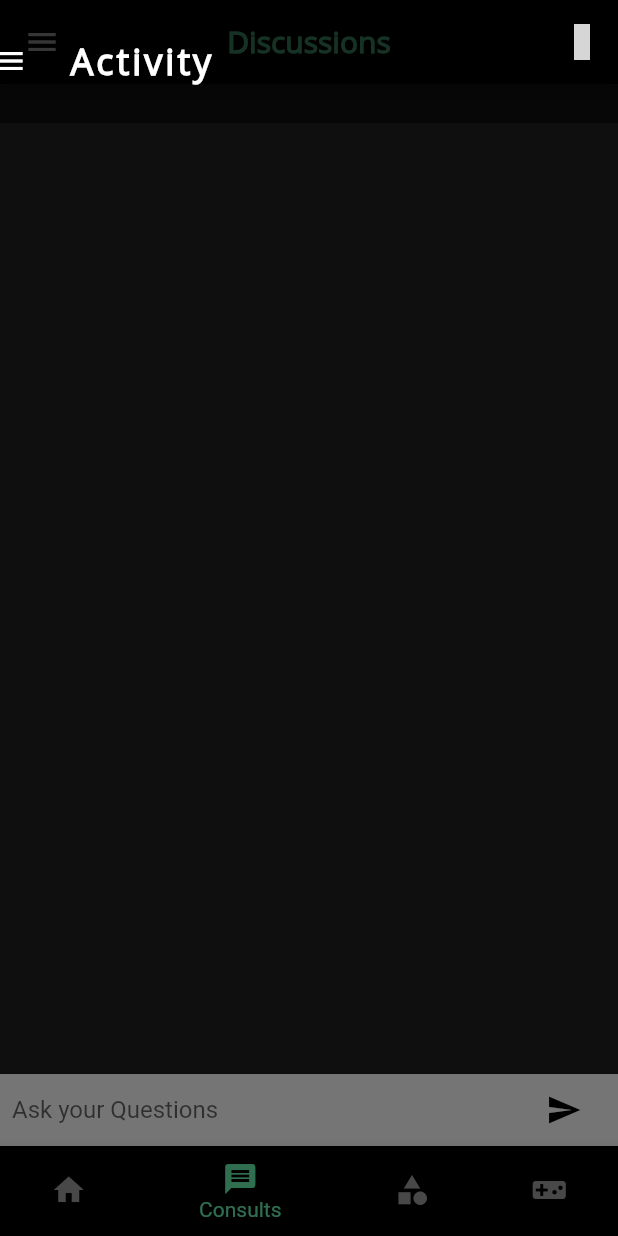
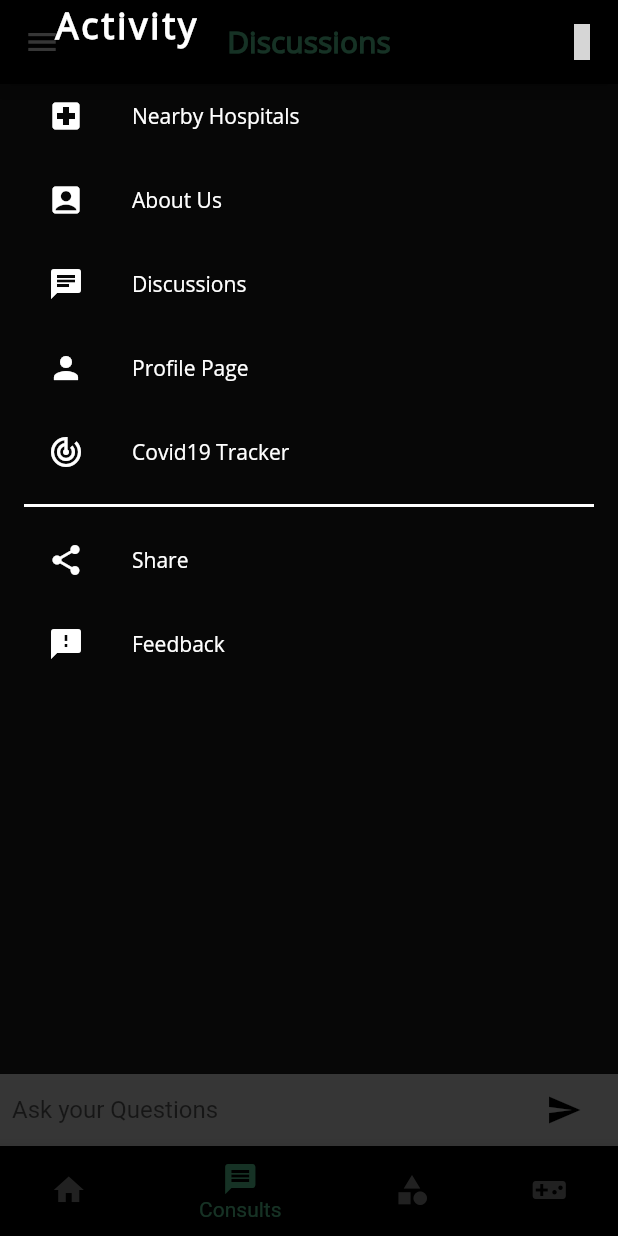
Before and after one commit to Harshit564/AapKaVaidya, a Flutter app: the HomePage screen opened by its route, item 2 of the bottom bar chosen, with the side drawer open, on a phone screen of 412 x 824 dp. Run offline on Flutter 3.47's test engine with Material 2 defaults, Android fonts, the phone set to English and light mode, and no system bars; our stand-ins replace cloud_firestore, firebase_auth, flutter_icons, fluttertoast, google_maps_flutter, google_sign_in and 5 more; missing offline and left inert: flutter_facebook_login, flutter_share, link, music_player, search_page; accounts and stored records are empty; statements that could not run were skipped; grey boxes are pictures that could not be loaded.

Commit message:
Removed Animation and added drawer content

```diff
--- a/lib/drawer/drawer.dart
+++ b/lib/drawer/drawer.dart
@@ -15,46 +15,12 @@ class GuillotineMenu extends StatefulWidget {
   _GuillotineMenuState createState() => _GuillotineMenuState();
 }
 
-class _GuillotineMenuState extends State<GuillotineMenu>
-    with SingleTickerProviderStateMixin {
-  final GlobalKey _menuIconkey = GlobalKey();
-
+class _GuillotineMenuState extends State<GuillotineMenu> {
   final Color _menuBg = Colors.black54;
-
-  Animation<double> _menuAnimation;
-
-  Animation<double> _toolbarTitleFadeAnimation;
-
-  AnimationController _guillotineMenuAnimationController;
 
   @override
   void initState() {
     super.initState();
-
-
-/*
-This is to check the offset of the menu Icon in top left corner.
-    // WidgetsBinding.instance.addPostFrameCallback(_getPosition);
-*/
-
-    _guillotineMenuAnimationController = AnimationController(
-      vsync: this,
-      duration: Duration(milliseconds: 750),
-    )..addListener(() {
-        setState(() {});
-      });
-
-    // Menu Animation
-
-    _menuAnimation = Tween(begin: -pi / 2, end: 0.0).animate(CurvedAnimation(
-        parent: _guillotineMenuAnimationController,
-        curve: Curves.bounceOut,
-        reverseCurve: Curves.bounceIn));
-
-    // Toolbar Title Transition
-
-    _toolbarTitleFadeAnimation =
-        Tween(begin: 1.0, end: 0.0).animate(_guillotineMenuAnimationController);
   }
 
   void _showErrorSnackBar() {
@@ -65,27 +31,10 @@ This is to check the offset of the menu Icon in top left corner.
     );
   }
 
-
   @override
   void dispose() {
     super.dispose();
-    _guillotineMenuAnimationController.dispose();
   }
-
-  void _onMenuIconClick() {
-    if (_isMenuVisible()) {
-      _guillotineMenuAnimationController.reverse();
-    } else {
-      _guillotineMenuAnimationController.forward();
-    }
-  }
-
-  bool _isMenuVisible() {
-    final AnimationStatus status = _guillotineMenuAnimationController.status;
-    return status == AnimationStatus.completed ||
-        status == AnimationStatus.forward;
-  }
-
 
   Future<bool> _onSettingsButtonsPressed(BuildContext context) {
     return showDialog(
@@ -101,22 +50,22 @@ This is to check the offset of the menu Icon in top left corner.
                   fontFamily: 'OpenSans',
                   color: Colors.white,
                   fontSize: 20.0,
-                fontWeight: FontWeight.bold
-              ),
+                  fontWeight: FontWeight.bold),
             ),
             content: Padding(
               padding: const EdgeInsets.all(8.0),
               child: Container(
                 height: 60,
                 child: Center(
-                  child: Text('Do you want to know about the current status of Pandemic?',
+                  child: Text(
+                    'Do you want to know about the current status of Pandemic?',
                     textAlign: TextAlign.center,
                     style: TextStyle(
                         fontFamily: 'OpenSans',
                         color: Colors.grey,
                         fontWeight: FontWeight.normal,
-                    fontSize: 16.0
-                  ),),
+                        fontSize: 16.0),
+                  ),
                 ),
               ),
             ),
@@ -129,8 +78,7 @@ This is to check the offset of the menu Icon in top left corner.
                           style: TextStyle(
                               fontFamily: 'OpenSans',
                               color: Colors.greenAccent,
-                              fontSize: 20.0
-                          )),
+                              fontSize: 20.0)),
                     ),
                     url: 'https://www.orfonline.org/covid19-tracker/',
                     onError: _showErrorSnackBar,
@@ -144,8 +92,7 @@ This is to check the offset of the menu Icon in top left corner.
                         style: TextStyle(
                             fontFamily: 'OpenSans',
                             color: Colors.greenAccent,
-                            fontSize: 20.0
-                        )),
+                            fontSize: 20.0)),
                   )
                 ],
               ),
@@ -154,14 +101,9 @@ This is to check the offset of the menu Icon in top left corner.
         });
   }
 
-
   @override
   Widget build(BuildContext context) {
-    return Transform.rotate(
-      angle: _menuAnimation.value,
-      origin: Offset(32.0, 50.0),
-      alignment: Alignment.topLeft,
-      child: Material(
+    return Material(
       color: _menuBg,
       child: SafeArea(
         child: Container(
@@ -173,46 +115,27 @@ This is to check the offset of the menu Icon in top left corner.
                 flex: 2,
                 child: _toolbar(),
               ),
-                Expanded(
-                  flex: 8,
-                  child: _menuItems(),
-                )
             ],
           ),
         ),
       ),
-      ),
+//      ),
     );
   }
 
   Widget _toolbar() {
-    return RotatedBox(
-      quarterTurns: 1,
-      child: Container(
-        // padding: const EdgeInsets.only(left: 16),
-        child: Row(
-          children: <Widget>[_toolbarIcon(), _toolbarTitle()],
-        ),
-      ),
-    );
-  }
-
-  Widget _toolbarIcon() {
-    return IconButton(
-      key: _menuIconkey,
-      icon: Icon(
-        Icons.menu,
-        color: Colors.white,
-      ),
-      onPressed: () => _onMenuIconClick(),
+    return Column(
+      crossAxisAlignment: CrossAxisAlignment.start,
+      children: [
+        _toolbarTitle(),
+        _menuItems(),
+      ],
     );
   }
 
   Widget _toolbarTitle() {
-    return FadeTransition(
-      opacity: _toolbarTitleFadeAnimation,
-      child: Container(
-        margin: const EdgeInsets.only(left: 16),
+    return Container(
+      margin: const EdgeInsets.only(left: 36),
       child: Text(
         "Activity",
         style: TextStyle(
@@ -221,7 +144,6 @@ This is to check the offset of the menu Icon in top left corner.
             fontSize: 24,
             letterSpacing: 2.0,
             fontWeight: FontWeight.bold),
-        ),
       ),
     );
   }
@@ -321,8 +243,7 @@ This is to check the offset of the menu Icon in top left corner.
                   color: Colors.white,
                 ),
               ),
-              onTap: () => _onSettingsButtonsPressed(context)
-          ),
+              onTap: () => _onSettingsButtonsPressed(context)),
           Divider(
             thickness: 2.0,
             color: Colors.white,
@@ -362,6 +283,7 @@ This is to check the offset of the menu Icon in top left corner.
       ),
     );
   }
+
   _launchgmail() async {
     const url =
         'mailto:harshitsingh15967@gmail.com?subject=Feedback&body=Feedback for Our Support';
```
Also changed, not shown: pubspec.lock. Lines whose indentation alone changed are shown as unchanged.
